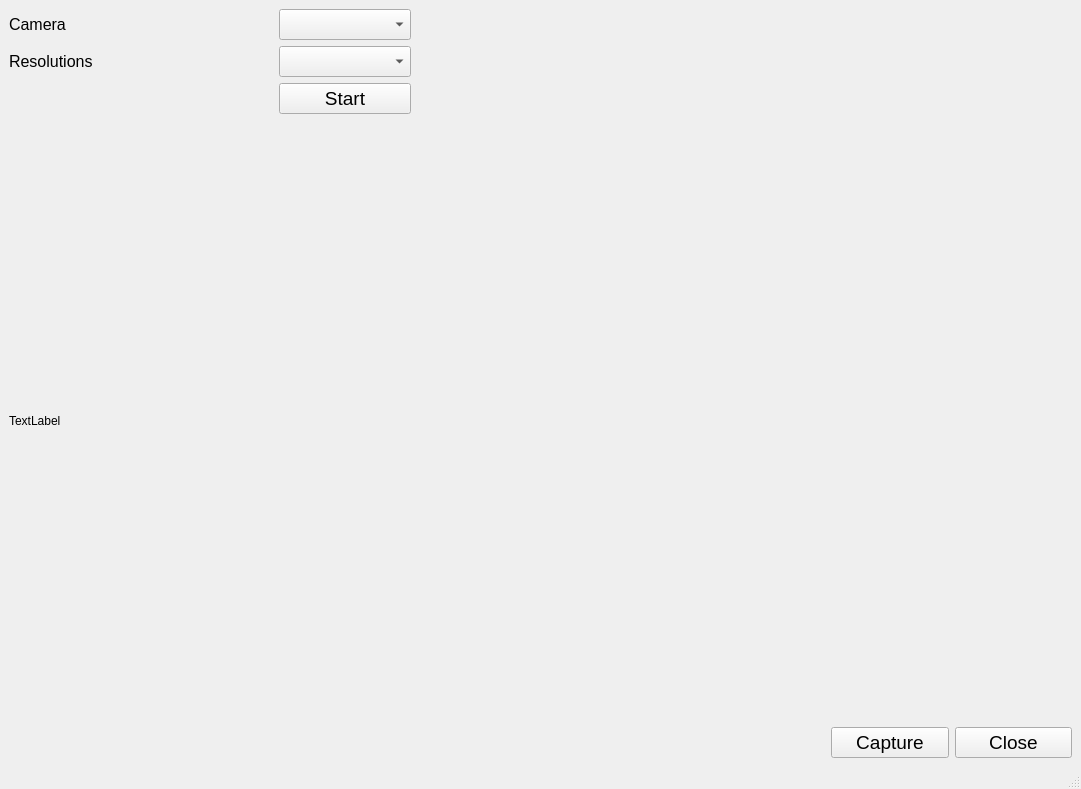
This is app/UI_cam_capture.ui in OpenNuvoton/NuML_Studio as Qt 5 draws it before an edit. The edited form follows.
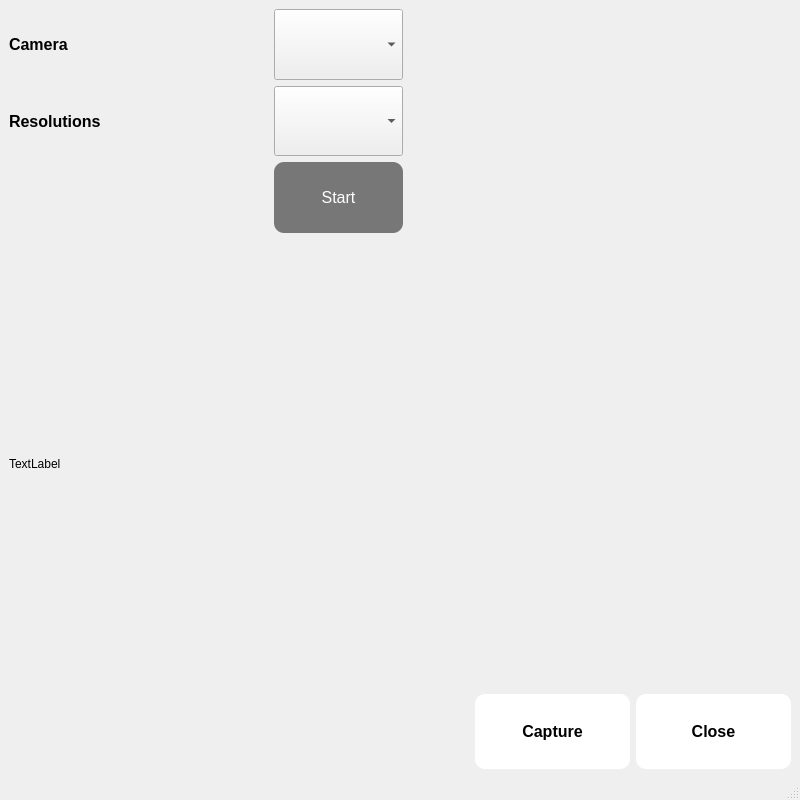
This is the edited form.

The edit to the form file:
```diff
--- a/app/UI_cam_capture.ui
+++ b/app/UI_cam_capture.ui
@@ -6,8 +6,8 @@
    <rect>
     <x>0</x>
     <y>0</y>
-    <width>1081</width>
-    <height>789</height>
+    <width>800</width>
+    <height>800</height>
    </rect>
   </property>
   <property name="windowTitle">
@@ -16,14 +16,16 @@
   <widget class="QWidget" name="centralwidget">
    <layout class="QVBoxLayout" name="verticalLayout_2">
     <item>
-     <layout class="QVBoxLayout" name="verticalLayout" stretch="3,18,1">
+     <layout class="QVBoxLayout" name="verticalLayout" stretch="3,6,1">
       <item>
-       <layout class="QGridLayout" name="gridLayout_2" columnstretch="2,1,5">
+       <layout class="QGridLayout" name="gridLayout_2" rowstretch="1,1,1" columnstretch="2,1,3">
         <item row="0" column="0">
          <widget class="QLabel" name="label">
           <property name="font">
            <font>
             <pointsize>12</pointsize>
+            <weight>75</weight>
+            <bold>true</bold>
            </font>
           </property>
           <property name="text">
@@ -33,9 +35,15 @@
         </item>
         <item row="0" column="1">
          <widget class="QComboBox" name="camera_selector">
+          <property name="sizePolicy">
+           <sizepolicy hsizetype="Preferred" vsizetype="Preferred">
+            <horstretch>0</horstretch>
+            <verstretch>0</verstretch>
+           </sizepolicy>
+          </property>
           <property name="font">
            <font>
-            <pointsize>14</pointsize>
+            <pointsize>12</pointsize>
            </font>
           </property>
          </widget>
@@ -58,6 +66,8 @@
           <property name="font">
            <font>
             <pointsize>12</pointsize>
+            <weight>75</weight>
+            <bold>true</bold>
            </font>
           </property>
           <property name="text">
@@ -67,9 +77,15 @@
         </item>
         <item row="1" column="1">
          <widget class="QComboBox" name="resolution_selector">
+          <property name="sizePolicy">
+           <sizepolicy hsizetype="Preferred" vsizetype="Preferred">
+            <horstretch>0</horstretch>
+            <verstretch>0</verstretch>
+           </sizepolicy>
+          </property>
           <property name="font">
            <font>
-            <pointsize>14</pointsize>
+            <pointsize>12</pointsize>
            </font>
           </property>
          </widget>
@@ -103,16 +119,22 @@
         <item row="2" column="1">
          <widget class="QPushButton" name="pushButton_3">
           <property name="sizePolicy">
-           <sizepolicy hsizetype="Expanding" vsizetype="Fixed">
+           <sizepolicy hsizetype="Expanding" vsizetype="Ignored">
             <horstretch>0</horstretch>
             <verstretch>0</verstretch>
            </sizepolicy>
           </property>
           <property name="font">
            <font>
-            <pointsize>14</pointsize>
+            <pointsize>12</pointsize>
            </font>
           </property>
+          <property name="styleSheet">
+           <string notr="true">background-color: #777777;
+border-style: outset;
+border-radius: 10px;
+color: rgb(255, 255, 255);</string>
+          </property>
           <property name="text">
            <string>Start</string>
           </property>
@@ -144,7 +166,7 @@
        </widget>
       </item>
       <item>
-       <layout class="QGridLayout" name="gridLayout" columnstretch="7,1,1">
+       <layout class="QGridLayout" name="gridLayout" columnstretch="3,1,1">
         <item row="0" column="0">
          <spacer name="horizontalSpacer">
           <property name="orientation">
@@ -161,16 +183,23 @@
         <item row="0" column="1">
          <widget class="QPushButton" name="pushButton">
           <property name="sizePolicy">
-           <sizepolicy hsizetype="Expanding" vsizetype="Fixed">
+           <sizepolicy hsizetype="Expanding" vsizetype="Expanding">
             <horstretch>0</horstretch>
             <verstretch>0</verstretch>
            </sizepolicy>
           </property>
           <property name="font">
            <font>
-            <pointsize>14</pointsize>
+            <pointsize>12</pointsize>
+            <weight>75</weight>
+            <bold>true</bold>
            </font>
           </property>
+          <property name="styleSheet">
+           <string notr="true">background-color: #FFFFFF; 
+border-style: outset;
+border-radius: 10px;</string>
+          </property>
           <property name="text">
            <string>Capture</string>
           </property>
@@ -179,16 +208,23 @@
         <item row="0" column="2">
          <widget class="QPushButton" name="pushButton_2">
           <property name="sizePolicy">
-           <sizepolicy hsizetype="Expanding" vsizetype="Fixed">
+           <sizepolicy hsizetype="Expanding" vsizetype="Expanding">
             <horstretch>0</horstretch>
             <verstretch>0</verstretch>
            </sizepolicy>
           </property>
           <property name="font">
            <font>
-            <pointsize>14</pointsize>
+            <pointsize>12</pointsize>
+            <weight>75</weight>
+            <bold>true</bold>
            </font>
           </property>
+          <property name="styleSheet">
+           <string notr="true">background-color: #FFFFFF; 
+border-style: outset;
+border-radius: 10px;</string>
+          </property>
           <property name="text">
            <string>Close</string>
           </property>
```
Left out of the diff: 2 changed lines with no effect on the pictures.
